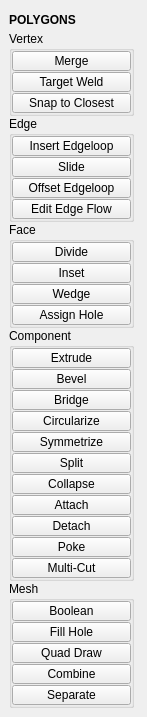
Qt form tentacle/ui/polygons.ui (m3trik/tentacle) before a commit.
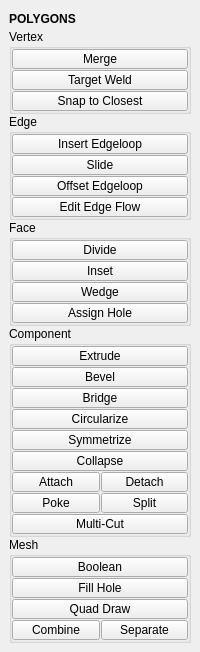
The same form after that commit. Custom widgets are drawn as their Qt base class.

Diff of the .ui file:
```diff
--- a/tentacle/ui/polygons.ui
+++ b/tentacle/ui/polygons.ui
@@ -6,16 +6,10 @@
    <rect>
     <x>0</x>
     <y>0</y>
-    <width>147</width>
-    <height>704</height>
+    <width>200</width>
+    <height>641</height>
    </rect>
   </property>
-  <property name="maximumSize">
-   <size>
-    <width>999</width>
-    <height>999</height>
-   </size>
-  </property>
   <property name="tabShape">
    <enum>QTabWidget::Triangular</enum>
   </property>
@@ -33,6 +27,12 @@
    </palette>
   </property>
   <widget class="QWidget" name="central_widget">
+   <property name="minimumSize">
+    <size>
+     <width>200</width>
+     <height>0</height>
+    </size>
+   </property>
    <property name="balette" stdset="0">
     <palette>
      <active/>
@@ -47,17 +47,17 @@
        <number>0</number>
       </property>
       <item>
-       <widget class="DraggableHeader" name="draggableHeader">
+       <widget class="Header" name="header">
         <property name="minimumSize">
          <size>
           <width>0</width>
-          <height>22</height>
+          <height>20</height>
          </size>
         </property>
         <property name="maximumSize">
          <size>
-          <width>125</width>
-          <height>22</height>
+          <width>16777215</width>
+          <height>20</height>
          </size>
         </property>
         <property name="font">
@@ -73,18 +73,6 @@
       </item>
       <item>
        <widget class="QGroupBox" name="vertex">
-        <property name="minimumSize">
-         <size>
-          <width>125</width>
-          <height>0</height>
-         </size>
-        </property>
-        <property name="maximumSize">
-         <size>
-          <width>125</width>
-          <height>999</height>
-         </size>
-        </property>
         <property name="title">
          <string>Vertex</string>
         </property>
@@ -117,7 +105,7 @@
            </property>
            <property name="maximumSize">
             <size>
-             <width>999</width>
+             <width>16777215</width>
              <height>20</height>
             </size>
            </property>
@@ -148,7 +136,7 @@
            </property>
            <property name="maximumSize">
             <size>
-             <width>999</width>
+             <width>16777215</width>
              <height>20</height>
             </size>
            </property>
@@ -216,7 +204,7 @@
            </property>
            <property name="maximumSize">
             <size>
-             <width>999</width>
+             <width>16777215</width>
              <height>20</height>
             </size>
            </property>
@@ -236,18 +224,6 @@
       </item>
       <item>
        <widget class="QGroupBox" name="edge">
-        <property name="minimumSize">
-         <size>
-          <width>125</width>
-          <height>0</height>
-         </size>
-        </property>
-        <property name="maximumSize">
-         <size>
-          <width>125</width>
-          <height>999</height>
-         </size>
-        </property>
         <property name="title">
          <string>Edge</string>
         </property>
@@ -280,7 +256,7 @@
            </property>
            <property name="maximumSize">
             <size>
-             <width>999</width>
+             <width>16777215</width>
              <height>20</height>
             </size>
            </property>
@@ -348,7 +324,7 @@
            </property>
            <property name="maximumSize">
             <size>
-             <width>999</width>
+             <width>16777215</width>
              <height>20</height>
             </size>
            </property>
@@ -425,7 +401,7 @@
            </property>
            <property name="maximumSize">
             <size>
-             <width>999</width>
+             <width>16777215</width>
              <height>20</height>
             </size>
            </property>
@@ -493,7 +469,7 @@
            </property>
            <property name="maximumSize">
             <size>
-             <width>999</width>
+             <width>16777215</width>
              <height>20</height>
             </size>
            </property>
@@ -556,18 +532,6 @@
       </item>
       <item>
        <widget class="QGroupBox" name="face">
-        <property name="minimumSize">
-         <size>
-          <width>125</width>
-          <height>0</height>
-         </size>
-        </property>
-        <property name="maximumSize">
-         <size>
-          <width>125</width>
-          <height>999</height>
-         </size>
-        </property>
         <property name="title">
          <string>Face</string>
         </property>
@@ -600,7 +564,7 @@
            </property>
            <property name="maximumSize">
             <size>
-             <width>999</width>
+             <width>16777215</width>
              <height>20</height>
             </size>
            </property>
@@ -631,7 +595,7 @@
            </property>
            <property name="maximumSize">
             <size>
-             <width>999</width>
+             <width>16777215</width>
              <height>20</height>
             </size>
            </property>
@@ -662,7 +626,7 @@
            </property>
            <property name="maximumSize">
             <size>
-             <width>999</width>
+             <width>16777215</width>
              <height>20</height>
             </size>
            </property>
@@ -730,7 +694,7 @@
            </property>
            <property name="maximumSize">
             <size>
-             <width>999</width>
+             <width>16777215</width>
              <height>20</height>
             </size>
            </property>
@@ -790,25 +754,10 @@
       </item>
       <item>
        <widget class="QGroupBox" name="component">
-        <property name="minimumSize">
-         <size>
-          <width>125</width>
-          <height>0</height>
-         </size>
-        </property>
-        <property name="maximumSize">
-         <size>
-          <width>125</width>
-          <height>999</height>
-         </size>
-        </property>
         <property name="title">
          <string>Component</string>
         </property>
-        <layout class="QVBoxLayout" name="verticalLayout_4">
-         <property name="spacing">
-          <number>1</number>
-         </property>
+        <layout class="QGridLayout" name="gridLayout">
          <property name="leftMargin">
           <number>0</number>
          </property>
@@ -821,7 +770,10 @@
          <property name="bottomMargin">
           <number>0</number>
          </property>
-         <item>
+         <property name="spacing">
+          <number>1</number>
+         </property>
+         <item row="0" column="0" colspan="2">
           <widget class="PushButton" name="tb003">
            <property name="enabled">
             <bool>true</bool>
@@ -834,7 +786,7 @@
            </property>
            <property name="maximumSize">
             <size>
-             <width>999</width>
+             <width>16777215</width>
              <height>20</height>
             </size>
            </property>
@@ -852,8 +804,8 @@
            </property>
           </widget>
          </item>
-         <item>
-          <widget class="PushButton" name="tb004">
+         <item row="6" column="0" colspan="2">
+          <widget class="QPushButton" name="b009">
            <property name="enabled">
             <bool>true</bool>
            </property>
@@ -865,7 +817,7 @@
            </property>
            <property name="maximumSize">
             <size>
-             <width>999</width>
+             <width>16777215</width>
              <height>20</height>
             </size>
            </property>
@@ -873,7 +825,7 @@
             <string>Bevel modifier</string>
            </property>
            <property name="text">
-            <string>Bevel</string>
+            <string>Collapse</string>
            </property>
            <property name="iconSize">
             <size>
@@ -881,9 +833,18 @@
              <height>18</height>
             </size>
            </property>
+           <property name="autoDefault">
+            <bool>false</bool>
+           </property>
+           <property name="default">
+            <bool>false</bool>
+           </property>
+           <property name="flat">
+            <bool>false</bool>
+           </property>
           </widget>
          </item>
-         <item>
+         <item row="2" column="0" colspan="2">
           <widget class="PushButton" name="tb001">
            <property name="enabled">
             <bool>true</bool>
@@ -896,7 +857,7 @@
            </property>
            <property name="maximumSize">
             <size>
-             <width>999</width>
+             <width>16777215</width>
              <height>20</height>
             </size>
            </property>
@@ -914,7 +875,38 @@
            </property>
           </widget>
          </item>
-         <item>
+         <item row="1" column="0" colspan="2">
+          <widget class="PushButton" name="tb004">
+           <property name="enabled">
+            <bool>true</bool>
+           </property>
+           <property name="minimumSize">
+            <size>
+             <width>0</width>
+             <height>20</height>
+            </size>
+           </property>
+           <property name="maximumSize">
+            <size>
+             <width>16777215</width>
+             <height>20</height>
+            </size>
+           </property>
+           <property name="toolTip">
+            <string>Bevel modifier</string>
+           </property>
+           <property name="text">
+            <string>Bevel</string>
+           </property>
+           <property name="iconSize">
+            <size>
+             <width>18</width>
+             <height>18</height>
+            </size>
+           </property>
+          </widget>
+         </item>
+         <item row="3" column="0" colspan="2">
           <widget class="QPushButton" name="b000">
            <property name="enabled">
             <bool>true</bool>
@@ -927,7 +919,7 @@
            </property>
            <property name="maximumSize">
             <size>
-             <width>999</width>
+             <width>16777215</width>
              <height>20</height>
             </size>
            </property>
@@ -982,7 +974,7 @@
            </property>
           </widget>
          </item>
-         <item>
+         <item row="4" column="0" colspan="2">
           <widget class="QPushButton" name="b003">
            <property name="enabled">
             <bool>true</bool>
@@ -995,7 +987,7 @@
            </property>
            <property name="maximumSize">
             <size>
-             <width>999</width>
+             <width>16777215</width>
              <height>20</height>
             </size>
            </property>
@@ -1050,7 +1042,75 @@
            </property>
           </widget>
          </item>
-         <item>
+         <item row="10" column="0" colspan="2">
+          <widget class="QPushButton" name="b012">
+           <property name="enabled">
+            <bool>true</bool>
+           </property>
+           <property name="minimumSize">
+            <size>
+             <width>0</width>
+             <height>20</height>
+            </size>
+           </property>
+           <property name="maximumSize">
+            <size>
+             <width>16777215</width>
+             <height>20</height>
+            </size>
+           </property>
+           <property name="toolTip">
+            <string>Divide faces by splitting cutting and inserting edge loops</string>
+           </property>
+           <property name="text">
+            <string>Multi-Cut</string>
+           </property>
+           <property name="iconSize">
+            <size>
+             <width>18</width>
+             <height>18</height>
+            </size>
+           </property>
+           <property name="balette" stdset="0">
+            <palette>
+             <active>
+              <colorrole role="Highlight">
+               <brush brushstyle="SolidPattern">
+                <color alpha="255">
+                 <red>168</red>
+                 <green>152</green>
+                 <blue>250</blue>
+                </color>
+               </brush>
+              </colorrole>
+             </active>
+             <inactive>
+              <colorrole role="Highlight">
+               <brush brushstyle="SolidPattern">
+                <color alpha="255">
+                 <red>168</red>
+                 <green>152</green>
+                 <blue>250</blue>
+                </color>
+               </brush>
+              </colorrole>
+             </inactive>
+             <disabled>
+              <colorrole role="Highlight">
+               <brush brushstyle="SolidPattern">
+                <color alpha="255">
+                 <red>0</red>
+                 <green>120</green>
+                 <blue>215</blue>
+                </color>
+               </brush>
+              </colorrole>
+             </disabled>
+            </palette>
+           </property>
+          </widget>
+         </item>
+         <item row="9" column="1">
           <widget class="QPushButton" name="b046">
            <property name="enabled">
             <bool>true</bool>
@@ -1063,7 +1123,7 @@
            </property>
            <property name="maximumSize">
             <size>
-             <width>999</width>
+             <width>16777215</width>
              <height>20</height>
             </size>
            </property>
@@ -1090,20 +1150,20 @@
            </property>
           </widget>
          </item>
-         <item>
-          <widget class="QPushButton" name="b009">
+         <item row="9" column="0">
+          <widget class="QPushButton" name="b032">
            <property name="enabled">
             <bool>true</bool>
            </property>
            <property name="minimumSize">
             <size>
-             <width>0</width>
+             <width>88</width>
              <height>20</height>
             </size>
            </property>
            <property name="maximumSize">
             <size>
-             <width>999</width>
+             <width>16777215</width>
              <height>20</height>
             </size>
            </property>
@@ -1111,7 +1171,7 @@
             <string>Collapse the selected edges or faces</string>
            </property>
            <property name="text">
-            <string>Collapse</string>
+            <string>Poke</string>
            </property>
            <property name="iconSize">
             <size>
@@ -1119,31 +1179,59 @@
              <height>18</height>
             </size>
            </property>
-           <property name="autoDefault">
-            <bool>false</bool>
-           </property>
-           <property name="default">
-            <bool>false</bool>
-           </property>
-           <property name="flat">
-            <bool>false</bool>
+           <property name="balette" stdset="0">
+            <palette>
+             <active>
+              <colorrole role="Highlight">
+               <brush brushstyle="SolidPattern">
+                <color alpha="255">
+                 <red>168</red>
+                 <green>152</green>
+                 <blue>250</blue>
+                </color>
+               </brush>
+              </colorrole>
+             </active>
+             <inactive>
+              <colorrole role="Highlight">
+               <brush brushstyle="SolidPattern">
+                <color alpha="255">
+                 <red>168</red>
+                 <green>152</green>
+                 <blue>250</blue>
+                </color>
+               </brush>
+              </colorrole>
+             </inactive>
+             <disabled>
+              <colorrole role="Highlight">
+               <brush brushstyle="SolidPattern">
+                <color alpha="255">
+                 <red>0</red>
+                 <green>120</green>
+                 <blue>215</blue>
+                </color>
+               </brush>
+              </colorrole>
+             </disabled>
+            </palette>
            </property>
           </widget>
          </item>
-         <item>
+         <item row="7" column="0">
           <widget class="QPushButton" name="b022">
            <property name="enabled">
             <bool>true</bool>
            </property>
            <property name="minimumSize">
             <size>
-             <width>0</width>
+             <width>88</width>
              <height>20</height>
             </size>
            </property>
            <property name="maximumSize">
             <size>
-             <width>999</width>
+             <width>16777215</width>
              <height>20</height>
             </size>
            </property>
@@ -1161,7 +1249,7 @@
            </property>
           </widget>
          </item>
-         <item>
+         <item row="7" column="1">
           <widget class="PushButton" name="tb005">
            <property name="enabled">
             <bool>true</bool>
@@ -1174,7 +1262,7 @@
            </property>
            <property name="maximumSize">
             <size>
-             <width>999</width>
+             <width>16777215</width>
              <height>20</height>
             </size>
            </property>
@@ -1192,166 +1280,15 @@
            </property>
           </widget>
          </item>
-         <item>
-          <widget class="QPushButton" name="b032">
-           <property name="enabled">
-            <bool>true</bool>
-           </property>
-           <property name="minimumSize">
-            <size>
-             <width>0</width>
-             <height>20</height>
-            </size>
-           </property>
-           <property name="maximumSize">
-            <size>
-             <width>999</width>
-             <height>20</height>
-            </size>
-           </property>
-           <property name="toolTip">
-            <string>Poke the selected faces by creating a new vertex at the center of each face.</string>
-           </property>
-           <property name="text">
-            <string>Poke</string>
-           </property>
-           <property name="iconSize">
-            <size>
-             <width>18</width>
-             <height>18</height>
-            </size>
-           </property>
-           <property name="balette" stdset="0">
-            <palette>
-             <active>
-              <colorrole role="Highlight">
-               <brush brushstyle="SolidPattern">
-                <color alpha="255">
-                 <red>168</red>
-                 <green>152</green>
-                 <blue>250</blue>
-                </color>
-               </brush>
-              </colorrole>
-             </active>
-             <inactive>
-              <colorrole role="Highlight">
-               <brush brushstyle="SolidPattern">
-                <color alpha="255">
-                 <red>168</red>
-                 <green>152</green>
-                 <blue>250</blue>
-                </color>
-               </brush>
-              </colorrole>
-             </inactive>
-             <disabled>
-              <colorrole role="Highlight">
-               <brush brushstyle="SolidPattern">
-                <color alpha="255">
-                 <red>0</red>
-                 <green>120</green>
-                 <blue>215</blue>
-                </color>
-               </brush>
-              </colorrole>
-             </disabled>
-            </palette>
-           </property>
-          </widget>
-         </item>
-         <item>
-          <widget class="QPushButton" name="b012">
-           <property name="enabled">
-            <bool>true</bool>
-           </property>
-           <property name="minimumSize">
-            <size>
-             <width>0</width>
-             <height>20</height>
-            </size>
-           </property>
-           <property name="maximumSize">
-            <size>
-             <width>999</width>
-             <height>20</height>
-            </size>
-           </property>
-           <property name="toolTip">
-            <string>Divide faces by splitting cutting and inserting edge loops</string>
-           </property>
-           <property name="text">
-            <string>Multi-Cut</string>
-           </property>
-           <property name="iconSize">
-            <size>
-             <width>18</width>
-             <height>18</height>
-            </size>
-           </property>
-           <property name="balette" stdset="0">
-            <palette>
-             <active>
-              <colorrole role="Highlight">
-               <brush brushstyle="SolidPattern">
-                <color alpha="255">
-                 <red>168</red>
-                 <green>152</green>
-                 <blue>250</blue>
-                </color>
-               </brush>
-              </colorrole>
-             </active>
-             <inactive>
-              <colorrole role="Highlight">
-               <brush brushstyle="SolidPattern">
-                <color alpha="255">
-                 <red>168</red>
-                 <green>152</green>
-                 <blue>250</blue>
-                </color>
-               </brush>
-              </colorrole>
-             </inactive>
-             <disabled>
-              <colorrole role="Highlight">
-               <brush brushstyle="SolidPattern">
-                <color alpha="255">
-                 <red>0</red>
-                 <green>120</green>
-                 <blue>215</blue>
-                </color>
-               </brush>
-              </colorrole>
-             </disabled>
-            </palette>
-           </property>
-          </widget>
-         </item>
         </layout>
        </widget>
       </item>
       <item>
        <widget class="QGroupBox" name="mesh">
-        <property name="minimumSize">
-         <size>
-          <width>125</width>
-          <height>0</height>
-         </size>
-        </property>
-        <property name="maximumSize">
-         <size>
-          <width>125</width>
-          <height>999</height>
-         </size>
-        </property>
         <property name="title">
          <string>Mesh</string>
         </property>
-        <layout class="QVBoxLayout" name="verticalLayout_3">
-         <property name="spacing">
-          <number>1</number>
-         </property>
+        <layout class="QGridLayout" name="gridLayout_2">
          <property name="leftMargin">
           <number>0</number>
          </property>
@@ -1364,7 +1301,72 @@
          <property name="bottomMargin">
           <number>0</number>
          </property>
-         <item>
+         <property name="spacing">
+          <number>1</number>
+         </property>
+         <item row="3" column="0">
+          <widget class="PushButton" name="tb002">
+           <property name="enabled">
+            <bool>true</bool>
+           </property>
+           <property name="minimumSize">
+            <size>
+             <width>88</width>
+             <height>20</height>
+            </size>
+           </property>
+           <property name="maximumSize">
+            <size>
+             <width>16777215</width>
+             <height>20</height>
+            </size>
+           </property>
+           <property name="toolTip">
+            <string>Combine the selected polygon objects into one single object to allow operations such as merges or face trims</string>
+           </property>
+           <property name="text">
+            <string>Combine</string>
+           </property>
+           <property name="iconSize">
+            <size>
+             <width>18</width>
+             <height>18</height>
+            </size>
+           </property>
+          </widget>
+         </item>
+         <item row="2" column="0" colspan="2">
+          <widget class="QPushButton" name="b028">
+           <property name="enabled">
+            <bool>true</bool>
+           </property>
+           <property name="minimumSize">
+            <size>
+             <width>0</width>
+             <height>20</height>
+            </size>
+           </property>
+           <property name="maximumSize">
+            <size>
+             <width>16777215</width>
+             <height>20</height>
+            </size>
+           </property>
+           <property name="toolTip">
+            <string>Enter quad draw tool</string>
+           </property>
+           <property name="text">
+            <string>Quad Draw</string>
+           </property>
+           <property name="iconSize">
+            <size>
+             <width>18</width>
+             <height>18</height>
+            </size>
+           </property>
+          </widget>
+         </item>
+         <item row="0" column="0" colspan="2">
           <widget class="PushButton" name="tb008">
            <property name="enabled">
             <bool>true</bool>
@@ -1377,7 +1379,7 @@
            </property>
            <property name="maximumSize">
             <size>
-             <width>999</width>
+             <width>16777215</width>
              <height>20</height>
             </size>
            </property>
@@ -1395,7 +1397,7 @@
            </property>
           </widget>
          </item>
-         <item>
+         <item row="1" column="0" colspan="2">
           <widget class="QPushButton" name="b001">
            <property name="enabled">
             <bool>true</bool>
@@ -1408,7 +1410,7 @@
            </property>
            <property name="maximumSize">
             <size>
-             <width>999</width>
+             <width>16777215</width>
              <height>20</height>
             </size>
            </property>
@@ -1426,69 +1428,7 @@
            </property>
           </widget>
          </item>
-         <item>
-          <widget class="QPushButton" name="b028">
-           <property name="enabled">
-            <bool>true</bool>
-           </property>
-           <property name="minimumSize">
-            <size>
-             <width>0</width>
-             <height>20</height>
-            </size>
-           </property>
-           <property name="maximumSize">
-            <size>
-             <width>999</width>
-             <height>20</height>
-            </size>
-           </property>
-           <property name="toolTip">
-            <string>Enter quad draw tool</string>
-           </property>
-           <property name="text">
-            <string>Quad Draw</string>
-           </property>
-           <property name="iconSize">
-            <size>
-             <width>18</width>
-             <height>18</height>
-            </size>
-           </property>
-          </widget>
-         </item>
-         <item>
-          <widget class="PushButton" name="tb002">
-           <property name="enabled">
-            <bool>true</bool>
-           </property>
-           <property name="minimumSize">
-            <size>
-             <width>0</width>
-             <height>20</height>
-            </size>
-           </property>
-           <property name="maximumSize">
-            <size>
-             <width>999</width>
-             <height>20</height>
-            </size>
-           </property>
-           <property name="toolTip">
-            <string>Combine the selected polygon objects into one single object to allow operations such as merges or face trims</string>
-           </property>
-           <property name="text">
-            <string>Combine</string>
-           </property>
-           <property name="iconSize">
-            <size>
-             <width>18</width>
-             <height>18</height>
-            </size>
-           </property>
-          </widget>
-         </item>
-         <item>
+         <item row="3" column="1">
           <widget class="QPushButton" name="b002">
            <property name="enabled">
             <bool>true</bool>
@@ -1501,7 +1441,7 @@
            </property>
            <property name="maximumSize">
             <size>
-             <width>999</width>
+             <width>16777215</width>
              <height>20</height>
             </size>
            </property>
@@ -1541,16 +1481,16 @@
   </widget>
  </widget>
  <customwidgets>
+  <customwidget>
+   <class>Header</class>
+   <extends>QLabel</extends>
+   <header>uitk.widgets.header.Header.h</header>
+  </customwidget>
   <customwidget>
    <class>PushButton</class>
    <extends>QPushButton</extends>
    <header>widgets.pushbutton.h</header>
   </customwidget>
-  <customwidget>
-   <class>DraggableHeader</class>
-   <extends>QLabel</extends>
-   <header>draggableHeader.h</header>
-  </customwidget>
  </customwidgets>
  <resources/>
  <connections/>
```
Left out of the diff: 4 changed lines with no effect on the pictures.
